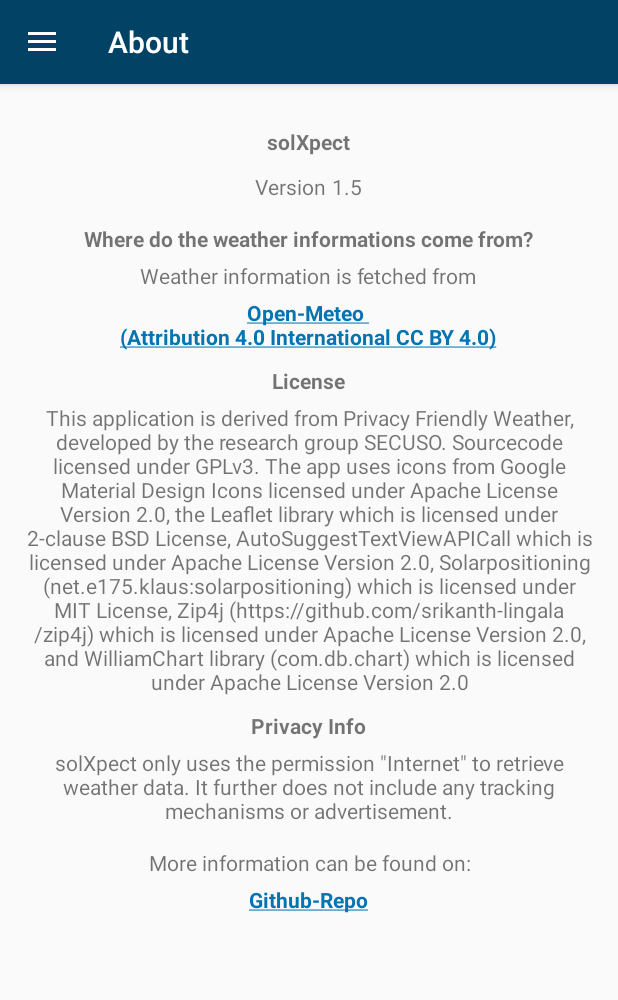
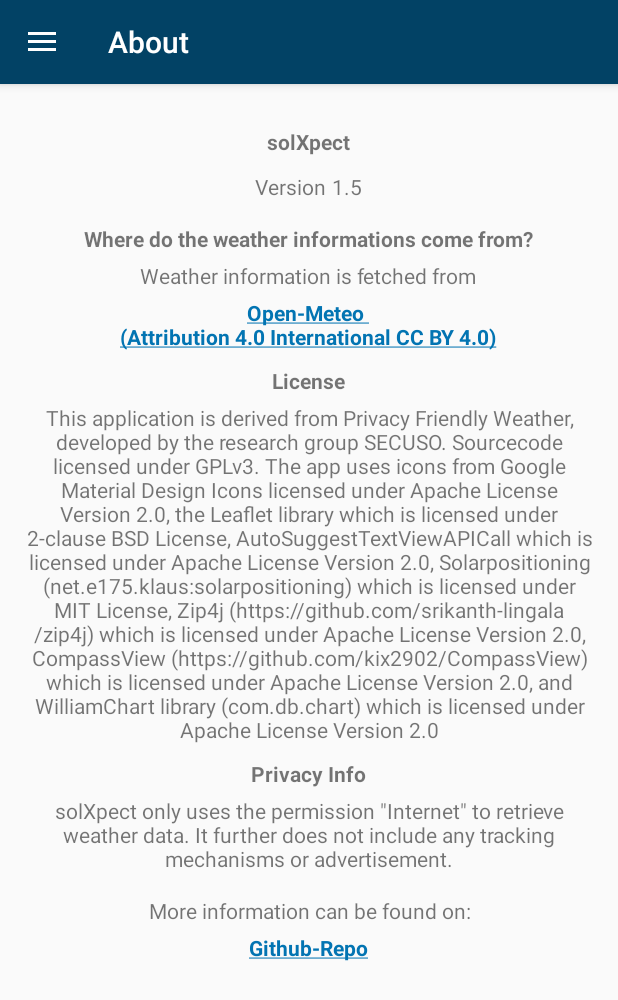
Before and after one commit to woheller69/solxpect, an Android app: the AboutActivity screen opened directly, with no data from a screen before it, on a phone screen of 412 x 824 dp. Shown: the top 1000 px of the screen. Run offline under Robolectric (Android 15) with nearby library versions, the light colour scheme and no system bars; libraries missing offline, so code that uses them is left out: com.db.chart, net.e175.klaus.

Commit message:
update Readme and license

```diff
--- a/app/src/main/res/values/strings.xml
+++ b/app/src/main/res/values/strings.xml
@@ -20,7 +20,7 @@
     <string name="about">About</string>
     <string name="version_number" translatable="false">Version</string>
     <string name="about_license">License</string>
-    <string name="about_license_text">This application is derived from Privacy Friendly Weather, developed by the research group SECUSO. Sourcecode licensed under GPLv3. The app uses icons from Google Material Design Icons licensed under Apache License Version 2.0, the Leaflet library which is licensed under 2-clause BSD License, AutoSuggestTextViewAPICall which is licensed under Apache License Version 2.0, Solarpositioning (net.e175.klaus:solarpositioning) which is licensed under MIT License, Zip4j (https://github.com/srikanth-lingala/zip4j) which is licensed under Apache License Version 2.0, and WilliamChart library (com.db.chart) which is licensed under Apache License Version 2.0</string>
+    <string name="about_license_text">This application is derived from Privacy Friendly Weather, developed by the research group SECUSO. Sourcecode licensed under GPLv3. The app uses icons from Google Material Design Icons licensed under Apache License Version 2.0, the Leaflet library which is licensed under 2-clause BSD License, AutoSuggestTextViewAPICall which is licensed under Apache License Version 2.0, Solarpositioning (net.e175.klaus:solarpositioning) which is licensed under MIT License, Zip4j (https://github.com/srikanth-lingala/zip4j) which is licensed under Apache License Version 2.0, CompassView (https://github.com/kix2902/CompassView) which is licensed under Apache License Version 2.0, and WilliamChart library (com.db.chart) which is licensed under Apache License Version 2.0</string>
     <string name="about_more_info">More information can be found on:</string>
     <string name="about_github" translatable="false"><a href="https://github.com/woheller69/solxpect">Github-Repo</a></string>
     <string name="about_openmeteo" translatable="false"><a href="https://open-meteo.com">Open-Meteo \n(Attribution 4.0 International CC BY 4.0)</a></string>
```
Also changed, not shown: 2 other files.
